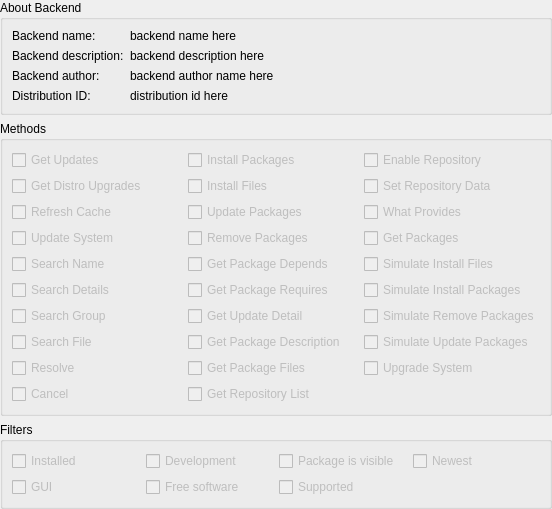
dylanchang44/debian_package_testing, file Apper/BackendDetails.ui: the form before one commit.
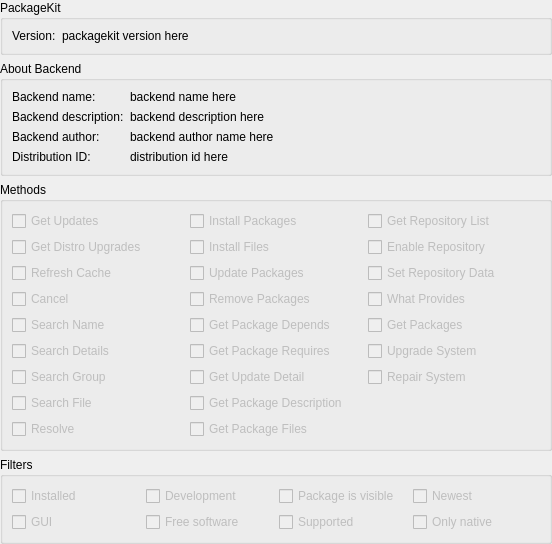
The form after the commit.

Commit message: Imported Upstream version 0.8.0

```diff
--- a/Apper/BackendDetails.ui
+++ b/Apper/BackendDetails.ui
@@ -7,14 +7,27 @@
     <x>0</x>
     <y>0</y>
     <width>552</width>
-    <height>505</height>
+    <height>462</height>
    </rect>
   </property>
   <layout class="QGridLayout" name="gridLayout_4">
    <property name="margin">
     <number>0</number>
    </property>
-   <item row="0" column="0">
+   <item row="4" column="0">
+    <spacer name="verticalSpacer">
+     <property name="orientation">
+      <enum>Qt::Vertical</enum>
+     </property>
+     <property name="sizeHint" stdset="0">
+      <size>
+       <width>20</width>
+       <height>40</height>
+      </size>
+     </property>
+    </spacer>
+   </item>
+   <item row="1" column="0">
     <widget class="QGroupBox" name="groupBox">
      <property name="sizePolicy">
       <sizepolicy hsizetype="MinimumExpanding" vsizetype="Fixed">
@@ -86,85 +99,6 @@
     </widget>
    </item>
    <item row="2" column="0">
-    <widget class="QGroupBox" name="groupBox_2">
-     <property name="title">
-      <string>Filters</string>
-     </property>
-     <layout class="QGridLayout" name="gridLayout_2">
-      <item row="0" column="0">
-       <widget class="QCheckBox" name="installedCB">
-        <property name="enabled">
-         <bool>false</bool>
-        </property>
-        <property name="text">
-         <string>Installed</string>
-        </property>
-       </widget>
-      </item>
-      <item row="0" column="1">
-       <widget class="QCheckBox" name="developmentCB">
-        <property name="enabled">
-         <bool>false</bool>
-        </property>
-        <property name="text">
-         <string>Development</string>
-        </property>
-       </widget>
-      </item>
-      <item row="0" column="2">
-       <widget class="QCheckBox" name="visibleCB">
-        <property name="enabled">
-         <bool>false</bool>
-        </property>
-        <property name="text">
-         <string>Package is visible</string>
-        </property>
-       </widget>
-      </item>
-      <item row="0" column="3">
-       <widget class="QCheckBox" name="newestCB">
-        <property name="enabled">
-         <bool>false</bool>
-        </property>
-        <property name="text">
-         <string>Newest</string>
-        </property>
-       </widget>
-      </item>
-      <item row="1" column="0">
-       <widget class="QCheckBox" name="guiCB">
-        <property name="enabled">
-         <bool>false</bool>
-        </property>
-        <property name="text">
-         <string>GUI</string>
-        </property>
-       </widget>
-      </item>
-      <item row="1" column="1">
-       <widget class="QCheckBox" name="freeCB">
-        <property name="enabled">
-         <bool>false</bool>
-        </property>
-        <property name="text">
-         <string>Free software</string>
-        </property>
-       </widget>
-      </item>
-      <item row="1" column="2">
-       <widget class="QCheckBox" name="supportedCB">
-        <property name="enabled">
-         <bool>false</bool>
-        </property>
-        <property name="text">
-         <string>Supported</string>
-        </property>
-       </widget>
-      </item>
-     </layout>
-    </widget>
-   </item>
-   <item row="1" column="0">
     <widget class="QGroupBox" name="groupBox_3">
      <property name="enabled">
       <bool>true</bool>
@@ -193,16 +127,6 @@
         </property>
        </widget>
       </item>
-      <item row="3" column="0">
-       <widget class="QCheckBox" name="updateSystemCB">
-        <property name="enabled">
-         <bool>false</bool>
-        </property>
-        <property name="text">
-         <string>Update System</string>
-        </property>
-       </widget>
-      </item>
       <item row="4" column="0">
        <widget class="QCheckBox" name="searchNameCB">
         <property name="enabled">
@@ -343,16 +267,6 @@
         </property>
        </widget>
       </item>
-      <item row="9" column="0">
-       <widget class="QCheckBox" name="cancelCB">
-        <property name="enabled">
-         <bool>false</bool>
-        </property>
-        <property name="text">
-         <string>Cancel</string>
-        </property>
-       </widget>
-      </item>
       <item row="8" column="0">
        <widget class="QCheckBox" name="resolveCB">
         <property name="enabled">
@@ -363,73 +277,13 @@
         </property>
        </widget>
       </item>
-      <item row="9" column="2">
-       <widget class="QCheckBox" name="getRepositoryListCB">
+      <item row="3" column="0">
+       <widget class="QCheckBox" name="cancelCB">
         <property name="enabled">
          <bool>false</bool>
         </property>
         <property name="text">
-         <string>Get Repository List</string>
-        </property>
-       </widget>
-      </item>
-      <item row="0" column="3">
-       <widget class="QCheckBox" name="repositoryEnableCB">
-        <property name="enabled">
-         <bool>false</bool>
-        </property>
-        <property name="text">
-         <string>Enable Repository</string>
-        </property>
-       </widget>
-      </item>
-      <item row="1" column="3">
-       <widget class="QCheckBox" name="repositorySetEnableCB">
-        <property name="enabled">
-         <bool>false</bool>
-        </property>
-        <property name="text">
-         <string>Set Repository Data</string>
-        </property>
-       </widget>
-      </item>
-      <item row="2" column="3">
-       <widget class="QCheckBox" name="whatProvidesCB">
-        <property name="enabled">
-         <bool>false</bool>
-        </property>
-        <property name="text">
-         <string>What Provides</string>
-        </property>
-       </widget>
-      </item>
-      <item row="3" column="3">
-       <widget class="QCheckBox" name="getPackagesCB">
-        <property name="enabled">
-         <bool>false</bool>
-        </property>
-        <property name="text">
-         <string>Get Packages</string>
-        </property>
-       </widget>
-      </item>
-      <item row="4" column="3">
-       <widget class="QCheckBox" name="simulateInstallFilesCB">
-        <property name="enabled">
-         <bool>false</bool>
-        </property>
-        <property name="text">
-         <string>Simulate Install Files</string>
-        </property>
-       </widget>
-      </item>
-      <item row="5" column="3">
-       <widget class="QCheckBox" name="simulateInstallPackagesCB">
-        <property name="enabled">
-         <bool>false</bool>
-        </property>
-        <property name="text">
-         <string>Simulate Install Packages</string>
+         <string>Cancel</string>
         </property>
        </widget>
       </item>
@@ -439,27 +293,179 @@
          <bool>false</bool>
         </property>
         <property name="text">
-         <string>Simulate Remove Packages</string>
+         <string>Repair System</string>
         </property>
        </widget>
       </item>
-      <item row="7" column="3">
-       <widget class="QCheckBox" name="simulateUpdatePackagesCB">
-        <property name="enabled">
-         <bool>false</bool>
-        </property>
-        <property name="text">
-         <string>Simulate Update Packages</string>
-        </property>
-       </widget>
-      </item>
-      <item row="8" column="3">
+      <item row="5" column="3">
        <widget class="QCheckBox" name="upgradeSystemCB">
         <property name="enabled">
          <bool>false</bool>
         </property>
         <property name="text">
          <string>Upgrade System</string>
+        </property>
+       </widget>
+      </item>
+      <item row="4" column="3">
+       <widget class="QCheckBox" name="getPackagesCB">
+        <property name="enabled">
+         <bool>false</bool>
+        </property>
+        <property name="text">
+         <string>Get Packages</string>
+        </property>
+       </widget>
+      </item>
+      <item row="3" column="3">
+       <widget class="QCheckBox" name="whatProvidesCB">
+        <property name="enabled">
+         <bool>false</bool>
+        </property>
+        <property name="text">
+         <string>What Provides</string>
+        </property>
+       </widget>
+      </item>
+      <item row="2" column="3">
+       <widget class="QCheckBox" name="repositorySetEnableCB">
+        <property name="enabled">
+         <bool>false</bool>
+        </property>
+        <property name="text">
+         <string>Set Repository Data</string>
+        </property>
+       </widget>
+      </item>
+      <item row="1" column="3">
+       <widget class="QCheckBox" name="repositoryEnableCB">
+        <property name="enabled">
+         <bool>false</bool>
+        </property>
+        <property name="text">
+         <string>Enable Repository</string>
+        </property>
+       </widget>
+      </item>
+      <item row="0" column="3">
+       <widget class="QCheckBox" name="getRepositoryListCB">
+        <property name="enabled">
+         <bool>false</bool>
+        </property>
+        <property name="text">
+         <string>Get Repository List</string>
+        </property>
+       </widget>
+      </item>
+     </layout>
+    </widget>
+   </item>
+   <item row="3" column="0">
+    <widget class="QGroupBox" name="groupBox_2">
+     <property name="title">
+      <string>Filters</string>
+     </property>
+     <layout class="QGridLayout" name="gridLayout">
+      <item row="0" column="0">
+       <widget class="QCheckBox" name="installedCB">
+        <property name="enabled">
+         <bool>false</bool>
+        </property>
+        <property name="text">
+         <string>Installed</string>
+        </property>
+       </widget>
+      </item>
+      <item row="0" column="1">
+       <widget class="QCheckBox" name="developmentCB">
+        <property name="enabled">
+         <bool>false</bool>
+        </property>
+        <property name="text">
+         <string>Development</string>
+        </property>
+       </widget>
+      </item>
+      <item row="0" column="2">
+       <widget class="QCheckBox" name="visibleCB">
+        <property name="enabled">
+         <bool>false</bool>
+        </property>
+        <property name="text">
+         <string>Package is visible</string>
+        </property>
+       </widget>
+      </item>
+      <item row="0" column="3">
+       <widget class="QCheckBox" name="newestCB">
+        <property name="enabled">
+         <bool>false</bool>
+        </property>
+        <property name="text">
+         <string>Newest</string>
+        </property>
+       </widget>
+      </item>
+      <item row="1" column="0">
+       <widget class="QCheckBox" name="guiCB">
+        <property name="enabled">
+         <bool>false</bool>
+        </property>
+        <property name="text">
+         <string>GUI</string>
+        </property>
+       </widget>
+      </item>
+      <item row="1" column="1">
+       <widget class="QCheckBox" name="freeCB">
+        <property name="enabled">
+         <bool>false</bool>
+        </property>
+        <property name="text">
+         <string>Free software</string>
+        </property>
+       </widget>
+      </item>
+      <item row="1" column="2">
+       <widget class="QCheckBox" name="supportedCB">
+        <property name="enabled">
+         <bool>false</bool>
+        </property>
+        <property name="text">
+         <string>Supported</string>
+        </property>
+       </widget>
+      </item>
+      <item row="1" column="3">
+       <widget class="QCheckBox" name="archCB">
+        <property name="enabled">
+         <bool>false</bool>
+        </property>
+        <property name="text">
+         <string>Only native</string>
+        </property>
+       </widget>
+      </item>
+     </layout>
+    </widget>
+   </item>
+   <item row="0" column="0">
+    <widget class="QGroupBox" name="groupBox_4">
+     <property name="title">
+      <string>PackageKit</string>
+     </property>
+     <layout class="QFormLayout" name="formLayout_2">
+      <item row="0" column="0">
+       <widget class="QLabel" name="label_5">
+        <property name="text">
+         <string>Version:</string>
+        </property>
+       </widget>
+      </item>
+      <item row="0" column="1">
+       <widget class="QLabel" name="pkVersionL">
+        <property name="text">
+         <string notr="true">packagekit version here</string>
         </property>
        </widget>
       </item>
```
Left out of the diff: 2 changed lines with no effect on the pictures. The commit also changes 297 other files.
